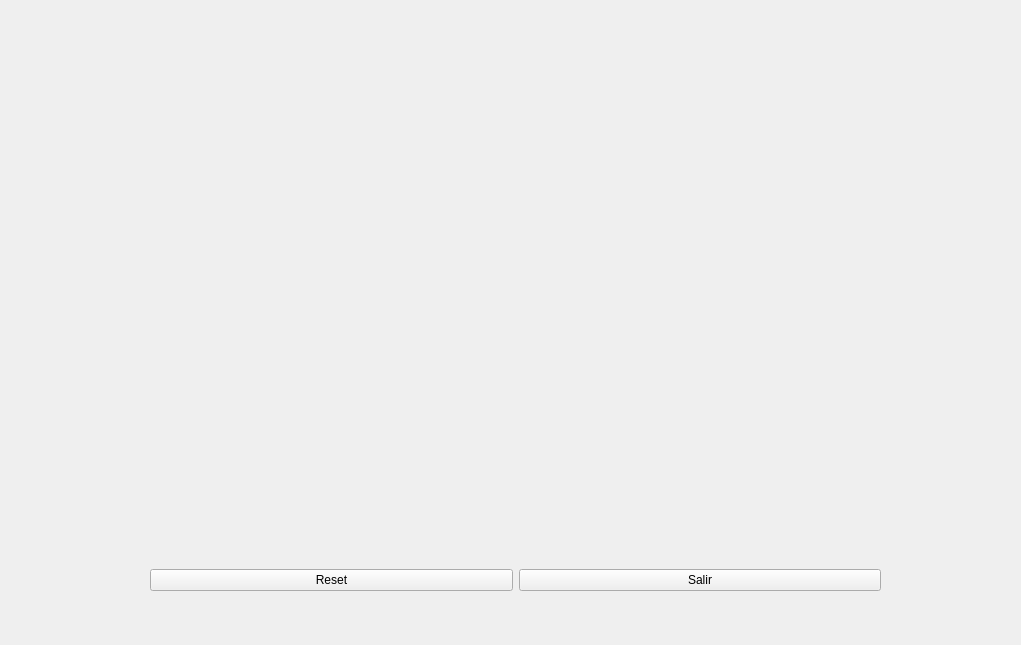
Above: game1.ui from limpker10/ProyectoFinalTO before the change. Below: the same form after it.
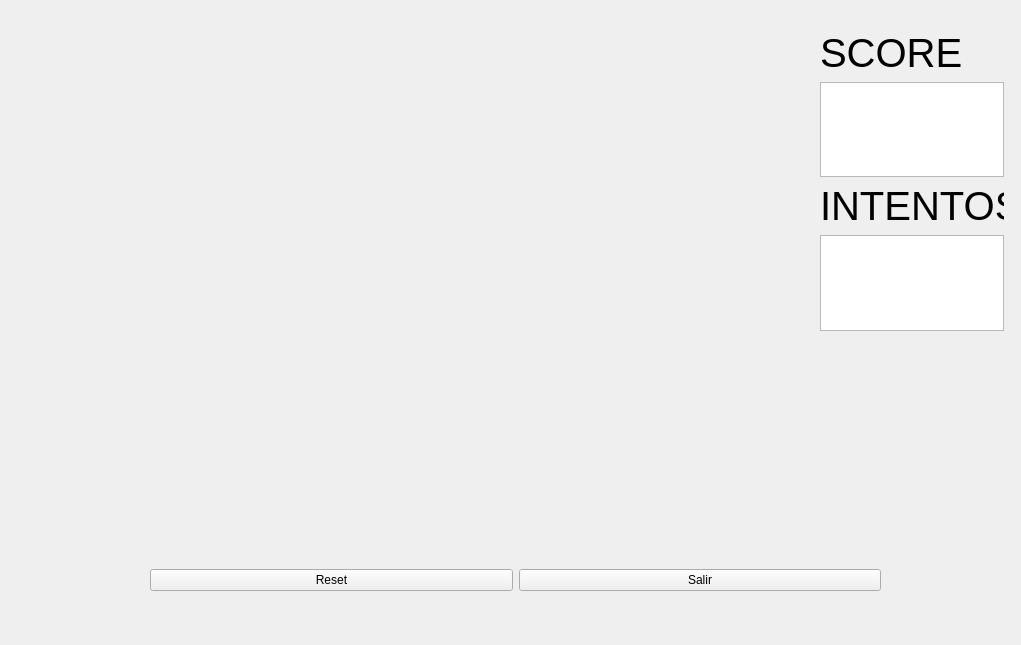
That is the form after the change. Icons and pictures are not drawn.

```diff
--- a/game1.ui
+++ b/game1.ui
@@ -36,9 +36,9 @@
   <widget class="QWidget" name="horizontalLayoutWidget">
    <property name="geometry">
     <rect>
-     <x>50</x>
+     <x>20</x>
      <y>30</y>
-     <width>931</width>
+     <width>771</width>
      <height>481</height>
     </rect>
    </property>
@@ -70,6 +70,60 @@
     </item>
    </layout>
   </widget>
+  <widget class="QWidget" name="verticalLayoutWidget">
+   <property name="geometry">
+    <rect>
+     <x>820</x>
+     <y>30</y>
+     <width>184</width>
+     <height>301</height>
+    </rect>
+   </property>
+   <layout class="QVBoxLayout" name="verticalLayout">
+    <item>
+     <widget class="QLabel" name="label">
+      <property name="font">
+       <font>
+        <pointsize>30</pointsize>
+       </font>
+      </property>
+      <property name="text">
+       <string>SCORE</string>
+      </property>
+     </widget>
+    </item>
+    <item>
+     <widget class="QPlainTextEdit" name="plainTextEdit">
+      <property name="font">
+       <font>
+        <pointsize>25</pointsize>
+       </font>
+      </property>
+     </widget>
+    </item>
+    <item>
+     <widget class="QLabel" name="label_2">
+      <property name="font">
+       <font>
+        <pointsize>30</pointsize>
+       </font>
+      </property>
+      <property name="text">
+       <string>INTENTOS</string>
+      </property>
+     </widget>
+    </item>
+    <item>
+     <widget class="QPlainTextEdit" name="plainTextEdit_2">
+      <property name="font">
+       <font>
+        <pointsize>25</pointsize>
+       </font>
+      </property>
+     </widget>
+    </item>
+   </layout>
+  </widget>
  </widget>
  <resources/>
  <connections/>
```
